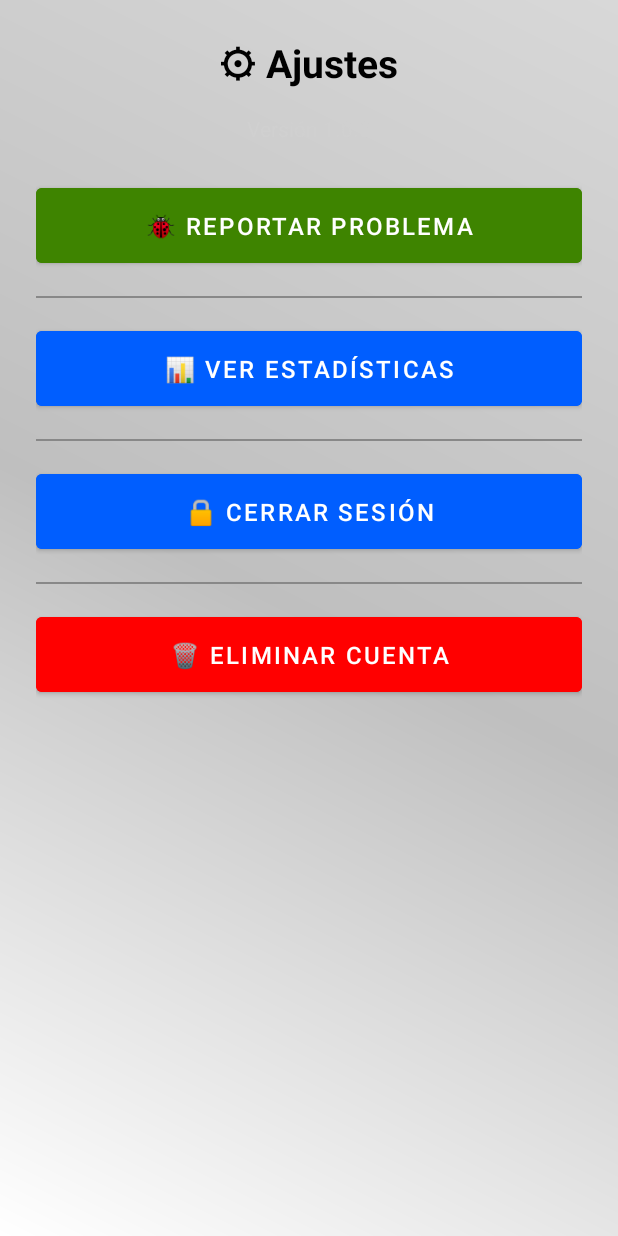
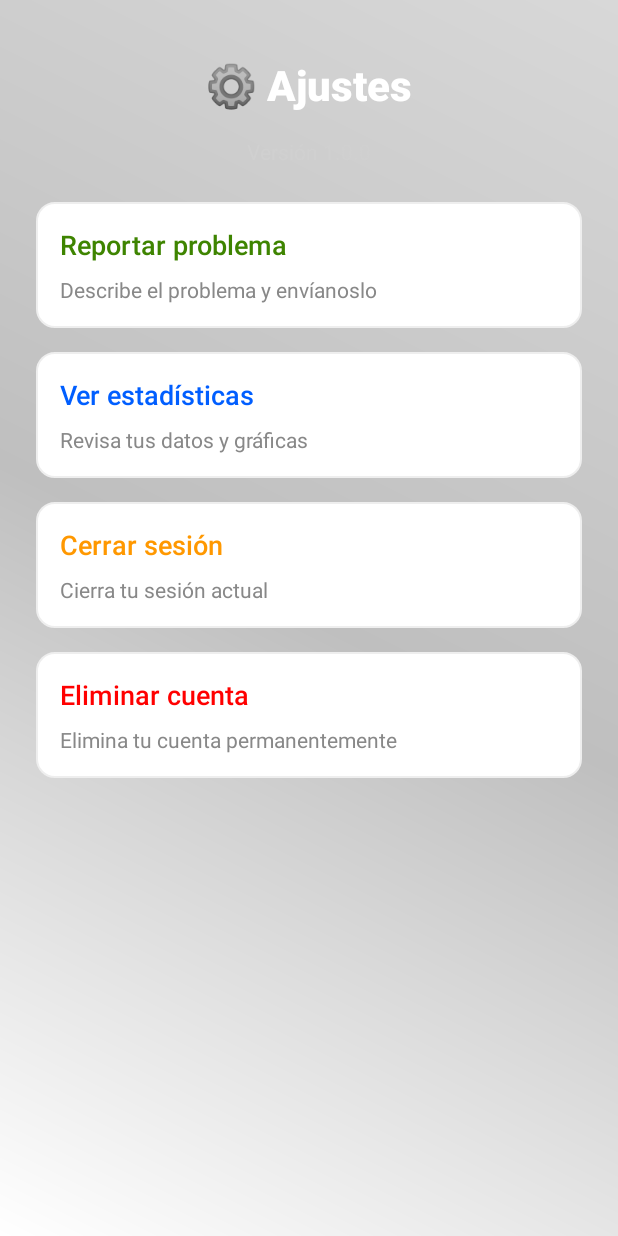
Before and after one commit to manueeeeeeo/MOTORTON, an Android app: the Ajustes screen opened directly, with no data from a screen before it, on a phone screen of 412 x 824 dp. Run offline under Robolectric (Android 15) with nearby library versions, the phone set to English and light mode, and no system bars; our stand-ins replace Firebase (no records; nobody signed in at launch, a user with empty details on screens opened directly).

Commit message:
Cambios de diseño y funcionalidad en la actividad de ajustes.

```diff
--- a/app/src/main/java/com/clase/motorton/ui/perfil/Ajustes.java
+++ b/app/src/main/java/com/clase/motorton/ui/perfil/Ajustes.java
@@ -5,6 +5,7 @@ import android.os.Bundle;
 import android.view.View;
 import android.widget.Button;
 import android.widget.EditText;
+import android.widget.LinearLayout;
 import android.widget.Toast;
 
 import androidx.activity.EdgeToEdge;
@@ -27,12 +28,9 @@ import java.util.Locale;
 import java.util.Map;
 
 public class Ajustes extends AppCompatActivity {
-    // Variable para manejar el boton de reporter problema
-    private Button btnReportarProblema = null;
-    // Variable para manejar el botón de borrar cuenta
-    private Button btnBorrarCuenta = null;
-    // Variable para manejar el botón de cerrar sesión
-    private Button btnCerrarSesion = null;
+    private LinearLayout btnCerrar = null;
+    private LinearLayout btnReportar = null;
+    private LinearLayout btnEliminar = null;
 
     // Variable para manejar todos los Toast de está actividad
     private Toast mensajeToast = null;
@@ -54,12 +52,12 @@ public class Ajustes extends AppCompatActivity {
         db = FirebaseFirestore.getInstance();
 
         // Obtengo todos los pelementos visuales de la interfaz
-        btnBorrarCuenta = findViewById(R.id.btnEliminarCuenta);
-        btnReportarProblema = findViewById(R.id.btnReportarProblema);
-        btnCerrarSesion = findViewById(R.id.btnCerrarSesion);
+        btnCerrar = findViewById(R.id.CerrarSesion);
+        btnEliminar = findViewById(R.id.EliminarCuenta);
+        btnReportar = findViewById(R.id.btnReportar);
 
         // Establezco la acción que realiza al tocar el botón de borrar cuenta
-        btnBorrarCuenta.setOnClickListener(new View.OnClickListener() {
+        btnEliminar.setOnClickListener(new View.OnClickListener() {
             @Override
             public void onClick(View view) {
                 // Llamo al método para mostrar el dialogo de confirmación y el motivo de borrado
@@ -68,7 +66,7 @@ public class Ajustes extends AppCompatActivity {
         });
 
         // Establezco la acción que realiza al tocar el botón de reportar el problema
-        btnReportarProblema.setOnClickListener(new View.OnClickListener() {
+        btnReportar.setOnClickListener(new View.OnClickListener() {
             @Override
             public void onClick(View view) {
                 // Llamo al método para redirigir al usuario a su Email
@@ -77,7 +75,7 @@ public class Ajustes extends AppCompatActivity {
         });
 
         // Establezco la acción que realiza al tocar el botón de cerrar sesión
-        btnCerrarSesion.setOnClickListener(new View.OnClickListener() {
+        btnCerrar.setOnClickListener(new View.OnClickListener() {
             @Override
             public void onClick(View view) {
                 // Llamo al método para cerrar la sesión
--- /dev/null
+++ b/app/src/main/res/drawable/card_background.xml
@@ -0,0 +1,8 @@
+<?xml version="1.0" encoding="utf-8"?>
+<shape xmlns:android="http://schemas.android.com/apk/res/android">
+    <solid android:color="#FFFFFF" />
+    <corners android:radius="12dp" />
+    <stroke
+        android:width="1dp"
+        android:color="#EEEEEE" />
+</shape>
--- a/app/src/main/res/drawable/icono_agregar.xml
+++ b/app/src/main/res/drawable/icono_agregar.xml
@@ -1,5 +1,5 @@
-<vector xmlns:android="http://schemas.android.com/apk/res/android" android:height="50dp" android:tint="#FFFFFF" android:viewportHeight="24" android:viewportWidth="24" android:width="50dp">
+<vector xmlns:android="http://schemas.android.com/apk/res/android" android:height="50dp" android:tint="#000000" android:viewportHeight="24" android:viewportWidth="24" android:width="50dp">
 
-    <path android:fillColor="@android:color/white" android:pathData="M19,3L5,3c-1.11,0 -2,0.9 -2,2v14c0,1.1 0.89,2 2,2h14c1.1,0 2,-0.9 2,-2L21,5c0,-1.1 -0.9,-2 -2,-2zM17,13h-4v4h-2v-4L7,13v-2h4L11,7h2v4h4v2z"/>
+    <path android:fillColor="#000000" android:pathData="M19,3L5,3c-1.11,0 -2,0.9 -2,2v14c0,1.1 0.89,2 2,2h14c1.1,0 2,-0.9 2,-2L21,5c0,-1.1 -0.9,-2 -2,-2zM17,13h-4v4h-2v-4L7,13v-2h4L11,7h2v4h4v2z"/>
 
 </vector>
--- a/app/src/main/res/drawable/icono_ajustes.xml
+++ b/app/src/main/res/drawable/icono_ajustes.xml
@@ -1,5 +1,5 @@
-<vector xmlns:android="http://schemas.android.com/apk/res/android" android:height="50dp" android:tint="#FFFFFF" android:viewportHeight="24" android:viewportWidth="24" android:width="50dp">
+<vector xmlns:android="http://schemas.android.com/apk/res/android" android:height="50dp" android:tint="#000000" android:viewportHeight="24" android:viewportWidth="24" android:width="50dp">
 
-    <path android:fillColor="@android:color/white" android:pathData="M19.14,12.94c0.04,-0.3 0.06,-0.61 0.06,-0.94c0,-0.32 -0.02,-0.64 -0.07,-0.94l2.03,-1.58c0.18,-0.14 0.23,-0.41 0.12,-0.61l-1.92,-3.32c-0.12,-0.22 -0.37,-0.29 -0.59,-0.22l-2.39,0.96c-0.5,-0.38 -1.03,-0.7 -1.62,-0.94L14.4,2.81c-0.04,-0.24 -0.24,-0.41 -0.48,-0.41h-3.84c-0.24,0 -0.43,0.17 -0.47,0.41L9.25,5.35C8.66,5.59 8.12,5.92 7.63,6.29L5.24,5.33c-0.22,-0.08 -0.47,0 -0.59,0.22L2.74,8.87C2.62,9.08 2.66,9.34 2.86,9.48l2.03,1.58C4.84,11.36 4.8,11.69 4.8,12s0.02,0.64 0.07,0.94l-2.03,1.58c-0.18,0.14 -0.23,0.41 -0.12,0.61l1.92,3.32c0.12,0.22 0.37,0.29 0.59,0.22l2.39,-0.96c0.5,0.38 1.03,0.7 1.62,0.94l0.36,2.54c0.05,0.24 0.24,0.41 0.48,0.41h3.84c0.24,0 0.44,-0.17 0.47,-0.41l0.36,-2.54c0.59,-0.24 1.13,-0.56 1.62,-0.94l2.39,0.96c0.22,0.08 0.47,0 0.59,-0.22l1.92,-3.32c0.12,-0.22 0.07,-0.47 -0.12,-0.61L19.14,12.94zM12,15.6c-1.98,0 -3.6,-1.62 -3.6,-3.6s1.62,-3.6 3.6,-3.6s3.6,1.62 3.6,3.6S13.98,15.6 12,15.6z"/>
+    <path android:fillColor="#000000" android:pathData="M19.14,12.94c0.04,-0.3 0.06,-0.61 0.06,-0.94c0,-0.32 -0.02,-0.64 -0.07,-0.94l2.03,-1.58c0.18,-0.14 0.23,-0.41 0.12,-0.61l-1.92,-3.32c-0.12,-0.22 -0.37,-0.29 -0.59,-0.22l-2.39,0.96c-0.5,-0.38 -1.03,-0.7 -1.62,-0.94L14.4,2.81c-0.04,-0.24 -0.24,-0.41 -0.48,-0.41h-3.84c-0.24,0 -0.43,0.17 -0.47,0.41L9.25,5.35C8.66,5.59 8.12,5.92 7.63,6.29L5.24,5.33c-0.22,-0.08 -0.47,0 -0.59,0.22L2.74,8.87C2.62,9.08 2.66,9.34 2.86,9.48l2.03,1.58C4.84,11.36 4.8,11.69 4.8,12s0.02,0.64 0.07,0.94l-2.03,1.58c-0.18,0.14 -0.23,0.41 -0.12,0.61l1.92,3.32c0.12,0.22 0.37,0.29 0.59,0.22l2.39,-0.96c0.5,0.38 1.03,0.7 1.62,0.94l0.36,2.54c0.05,0.24 0.24,0.41 0.48,0.41h3.84c0.24,0 0.44,-0.17 0.47,-0.41l0.36,-2.54c0.59,-0.24 1.13,-0.56 1.62,-0.94l2.39,0.96c0.22,0.08 0.47,0 0.59,-0.22l1.92,-3.32c0.12,-0.22 0.07,-0.47 -0.12,-0.61L19.14,12.94zM12,15.6c-1.98,0 -3.6,-1.62 -3.6,-3.6s1.62,-3.6 3.6,-3.6s3.6,1.62 3.6,3.6S13.98,15.6 12,15.6z"/>
 
 </vector>
--- a/app/src/main/res/layout/activity_ajustes.xml
+++ b/app/src/main/res/layout/activity_ajustes.xml
@@ -17,11 +17,14 @@
         <TextView
             android:layout_width="wrap_content"
             android:layout_height="wrap_content"
-            android:text="⚙ Ajustes"
-            android:textSize="26sp"
+            android:text="⚙️ Ajustes"
+            android:textSize="28sp"
             android:textStyle="bold"
-            android:textColor="#000000"
-            android:paddingBottom="16dp" />
+            android:textColor="#FFFFFF"
+            android:fontFamily="sans-serif-medium"
+            android:paddingBottom="16dp"
+            android:layout_marginTop="13dp"/>
+
         <TextView
             android:layout_width="wrap_content"
             android:layout_height="wrap_content"
@@ -30,65 +33,115 @@
             android:textSize="14sp"
             android:paddingBottom="24dp" />
 
-        <Button
-            android:id="@+id/btnReportarProblema"
+        <LinearLayout
+            android:id="@+id/btnReportar"
             android:layout_width="match_parent"
             android:layout_height="wrap_content"
-            android:text="🐞 Reportar problema"
-            android:textColor="#FFFFFF"
-            android:backgroundTint="#3E8400"
-            android:padding="14dp"
+            android:orientation="vertical"
+            android:background="@drawable/card_background"
+            android:padding="16dp"
             android:layout_marginBottom="16dp"
-            android:textSize="16dp"/>
+            android:clickable="true"
+            android:focusable="true">
 
-        <View
-            android:layout_width="match_parent"
-            android:layout_height="1dp"
-            android:background="#888888"
-            android:layout_marginBottom="16dp" />
+            <TextView
+                android:layout_width="wrap_content"
+                android:layout_height="wrap_content"
+                android:text="Reportar problema"
+                android:textColor="#3E8400"
+                android:textSize="18sp"
+                android:fontFamily="sans-serif-medium"
+                android:paddingBottom="8dp" />
 
-        <Button
-            android:id="@+id/btnVerGraficas"
+            <TextView
+                android:layout_width="wrap_content"
+                android:layout_height="wrap_content"
+                android:text="Describe el problema y envíanoslo"
+                android:textColor="#888888"
+                android:textSize="14sp" />
+        </LinearLayout>
+
+        <LinearLayout
+            android:id="@+id/VerGraficas"
             android:layout_width="match_parent"
             android:layout_height="wrap_content"
-            android:text="📊 Ver estadísticas"
-            android:textColor="#FFFFFF"
-            android:backgroundTint="#005EFF"
-            android:padding="14dp"
+            android:orientation="vertical"
+            android:background="@drawable/card_background"
+            android:padding="16dp"
             android:layout_marginBottom="16dp"
-            android:textSize="16dp"/>
+            android:clickable="true"
+            android:focusable="true">
 
-        <View
-            android:layout_width="match_parent"
-            android:layout_height="1dp"
-            android:background="#888888"
-            android:layout_marginBottom="16dp" />
+            <TextView
+                android:layout_width="wrap_content"
+                android:layout_height="wrap_content"
+                android:text="Ver estadísticas"
+                android:textColor="#005EFF"
+                android:textSize="18sp"
+                android:fontFamily="sans-serif-medium"
+                android:paddingBottom="8dp" />
 
-        <Button
-            android:id="@+id/btnCerrarSesion"
+            <TextView
+                android:layout_width="wrap_content"
+                android:layout_height="wrap_content"
+                android:text="Revisa tus datos y gráficas"
+                android:textColor="#888888"
+                android:textSize="14sp" />
+        </LinearLayout>
+
+        <LinearLayout
+            android:id="@+id/CerrarSesion"
             android:layout_width="match_parent"
             android:layout_height="wrap_content"
-            android:text="🔒 Cerrar Sesión"
-            android:textColor="#FFFFFF"
-            android:backgroundTint="#005EFF"
-            android:padding="14dp"
+            android:orientation="vertical"
+            android:background="@drawable/card_background"
+            android:padding="16dp"
             android:layout_marginBottom="16dp"
-            android:textSize="16dp"/>
+            android:clickable="true"
+            android:focusable="true">
 
-        <View
-            android:layout_width="match_parent"
-            android:layout_height="1dp"
-            android:background="#888888"
-            android:layout_marginBottom="16dp" />
+            <TextView
+                android:layout_width="wrap_content"
+                android:layout_height="wrap_content"
+                android:text="Cerrar sesión"
+                android:textColor="#FF9800"
+                android:textSize="18sp"
+                android:fontFamily="sans-serif-medium"
+                android:paddingBottom="8dp" />
 
-        <Button
-            android:id="@+id/btnEliminarCuenta"
+            <TextView
+                android:layout_width="wrap_content"
+                android:layout_height="wrap_content"
+                android:text="Cierra tu sesión actual"
+                android:textColor="#888888"
+                android:textSize="14sp" />
+        </LinearLayout>
+
+        <LinearLayout
+            android:id="@+id/EliminarCuenta"
             android:layout_width="match_parent"
             android:layout_height="wrap_content"
-            android:text="🗑 Eliminar cuenta"
-            android:textColor="#FFFFFF"
-            android:textSize="16dp"
-            android:backgroundTint="#FF0000"
-            android:padding="14dp" />
+            android:orientation="vertical"
+            android:background="@drawable/card_background"
+            android:padding="16dp"
+            android:clickable="true"
+            android:focusable="true">
+
+            <TextView
+                android:layout_width="wrap_content"
+                android:layout_height="wrap_content"
+                android:text="Eliminar cuenta"
+                android:textColor="#FF0000"
+                android:textSize="18sp"
+                android:fontFamily="sans-serif-medium"
+                android:paddingBottom="8dp" />
+
+            <TextView
+                android:layout_width="wrap_content"
+                android:layout_height="wrap_content"
+                android:text="Elimina tu cuenta permanentemente"
+                android:textColor="#888888"
+                android:textSize="14sp" />
+        </LinearLayout>
     </LinearLayout>
 </ScrollView>
```
